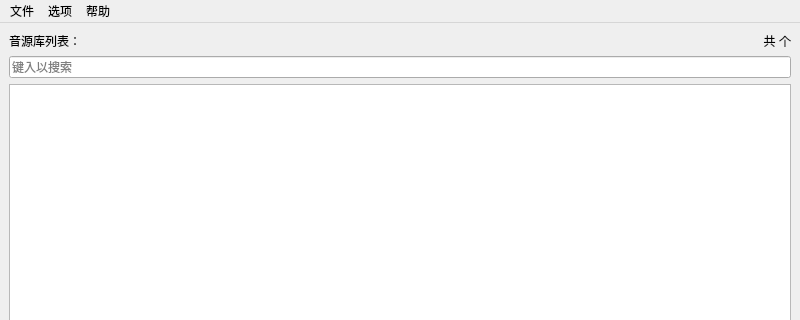
Qt form VoiceBankUtils/voicebankmanagerwindow.ui (shine5402/VoicebankManager) before a commit; both pictures show x 0 to 800 and y 0 to 320 of the 800 by 600 pixel window.
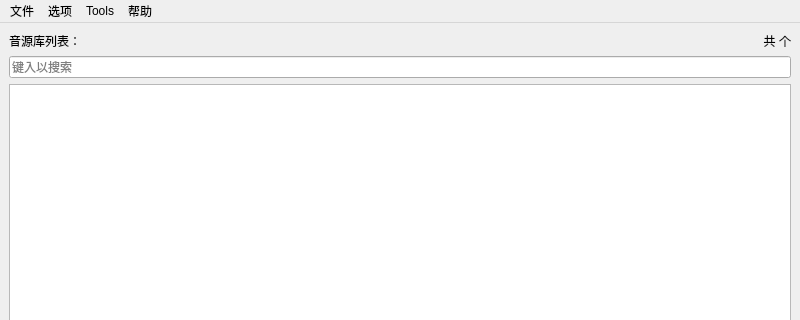
The same form after that commit.

```diff
--- a/VoiceBankUtils/voicebankmanagerwindow.ui
+++ b/VoiceBankUtils/voicebankmanagerwindow.ui
@@ -217,8 +217,15 @@
     <addaction name="actionAbout"/>
     <addaction name="actionAbout_Qt"/>
    </widget>
+   <widget class="QMenu" name="menuTools">
+    <property name="title">
+     <string>Tools</string>
+    </property>
+    <addaction name="actionEdit_Global_MoresamplerConfig"/>
+   </widget>
    <addaction name="menu_file"/>
    <addaction name="menu_preference"/>
+   <addaction name="menuTools"/>
    <addaction name="menu_help"/>
   </widget>
   <widget class="QStatusBar" name="statusbar"/>
```
Left out of the diff: 11 changed lines with no effect on the pictures.
